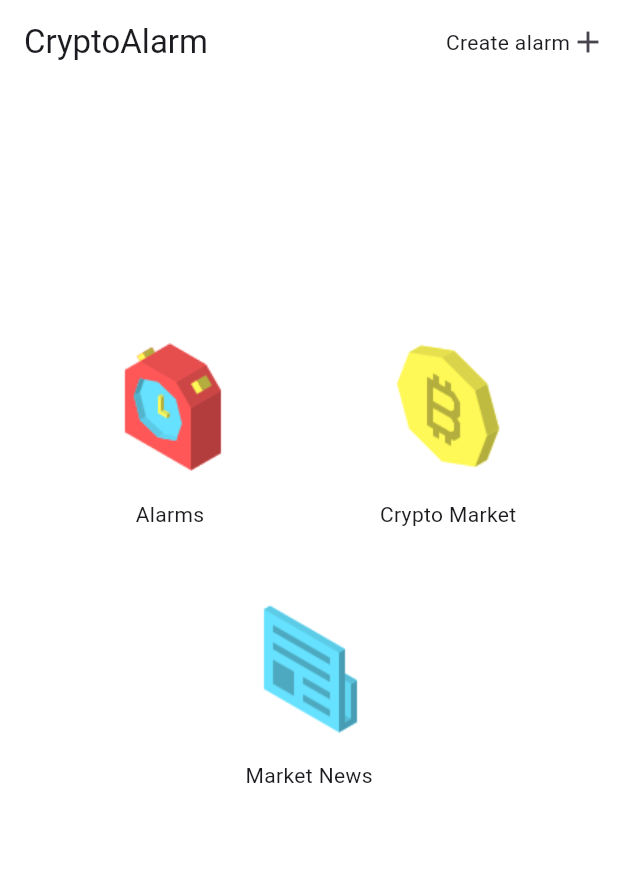
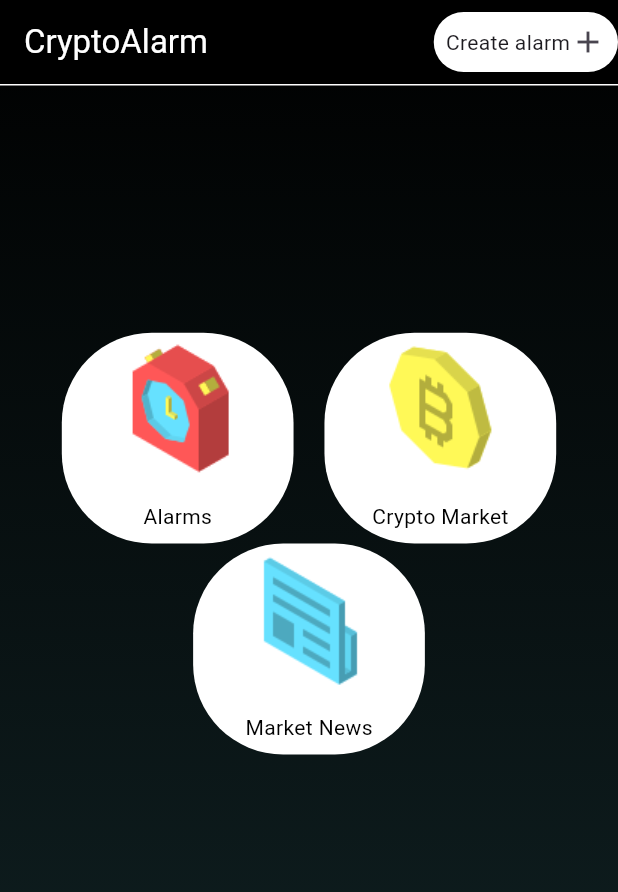
Before and after one commit to speedyjohnzalez/crypto-alarm, a Flutter app: the screen it shows after launch, after a tap on "Create alarm", on a phone screen of 412 x 824 dp. Shown: the top 892 px of the screen. Run offline on Flutter 3.47's test engine with Material 3 defaults, Android fonts, the light colour scheme and no system bars.

Commit message:
Home screen draft 2 and code organization

```diff
--- /dev/null
+++ b/lib/features/home/buttons/alarm-button.dart
@@ -0,0 +1,45 @@
+import 'package:flutter/material.dart';
+
+class Alarm_button extends StatelessWidget {
+  const Alarm_button({super.key});
+
+  @override
+  Widget build(BuildContext context) {
+    final screenSize = MediaQuery.of(context).size;
+    final screenWidth = screenSize.width;
+    final screenHeight = screenSize.height;
+    return Container(
+      decoration: BoxDecoration(
+          borderRadius: BorderRadius.circular(60), color: Colors.white),
+      width: screenWidth * .375,
+      child: Column(
+        mainAxisAlignment: MainAxisAlignment.center,
+        children: [
+          Padding(
+            padding: EdgeInsets.only(bottom: screenHeight * .015),
+            child: Container(
+              child: InkWell(
+                onTap: () {
+                  print('Crypto');
+                },
+                borderRadius: BorderRadius.circular(50),
+                child: Image.asset(
+                  'assets/alarm-icon.png',
+                ),
+              ),
+            ),
+          ),
+          Padding(
+            padding: EdgeInsets.only(bottom: screenHeight * .01),
+            child: Text(
+              'Alarms',
+              style: TextStyle(
+                color: Color.fromARGB(255, 0, 0, 0),
+              ),
+            ),
+          )
+        ],
+      ),
+    );
+  }
+}
--- /dev/null
+++ b/lib/features/home/buttons/cryptomarket-button.dart
@@ -0,0 +1,43 @@
+import 'package:flutter/material.dart';
+
+class Crypto_market_button extends StatelessWidget {
+  const Crypto_market_button({super.key});
+
+  @override
+  Widget build(BuildContext context) {
+    final screenSize = MediaQuery.of(context).size;
+    final screenWidth = screenSize.width;
+    final screenHeight = screenSize.height;
+    return Container(
+      decoration: BoxDecoration(
+          borderRadius: BorderRadius.circular(60), color: Colors.white),
+      width: screenWidth * .375,
+      child: Column(
+        mainAxisAlignment: MainAxisAlignment.center,
+        children: [
+          Padding(
+            padding: EdgeInsets.only(bottom: screenHeight * .015),
+            child: Container(
+              child: InkWell(
+                onTap: () {
+                  print('Crypto');
+                },
+                borderRadius: BorderRadius.circular(50),
+                child: Image.asset('assets/crypto-coin.png'),
+              ),
+            ),
+          ),
+          Padding(
+            padding: EdgeInsets.only(bottom: screenHeight * .01),
+            child: Text(
+              'Crypto Market',
+              style: TextStyle(
+                color: Color.fromARGB(255, 0, 0, 0),
+              ),
+            ),
+          )
+        ],
+      ),
+    );
+  }
+}
--- /dev/null
+++ b/lib/features/home/buttons/market-news-button.dart
@@ -0,0 +1,41 @@
+import 'package:flutter/material.dart';
+
+class Market_news_button extends StatelessWidget {
+  const Market_news_button({super.key});
+
+  @override
+  Widget build(BuildContext context) {
+    final screenSize = MediaQuery.of(context).size;
+    final screenWidth = screenSize.width;
+    final screenHeight = screenSize.height;
+    return Container(decoration: BoxDecoration(
+          borderRadius: BorderRadius.circular(60), color: Colors.white),
+      width: screenWidth * .375,
+      child: Column(
+          mainAxisAlignment: MainAxisAlignment.center,
+          children: [
+            InkWell(
+              onTap: () {
+                print('Crypto');
+              },
+              borderRadius: BorderRadius.circular(50),
+              child: Padding(
+                padding: EdgeInsets.only(bottom: screenHeight * 0.015),
+                child: Image.asset('assets/newspaper-icon.png'),
+              ),
+            ),
+            Padding(
+            padding: EdgeInsets.only(bottom: screenHeight * .01),
+            child: Text(
+              'Market News',
+              style: TextStyle(
+                color: Color.fromARGB(255, 0, 0, 0),
+              ),
+            ),
+          )
+          ],
+        ),
+
+    );
+  }
+}
--- /dev/null
+++ b/lib/features/home/home-layout.dart
@@ -0,0 +1,65 @@
+import 'package:flutter/material.dart';
+import 'package:crypto_alarm/features/home/buttons/alarm-button.dart';
+import 'package:crypto_alarm/features/home/buttons/cryptomarket-button.dart';
+import 'package:crypto_alarm/features/home/buttons/market-news-button.dart';
+import 'package:crypto_alarm/shared/custom-app-bar.dart';
+
+class Home_layout extends StatelessWidget {
+  const Home_layout({super.key});
+
+  @override
+  Widget build(BuildContext context) {
+    final screenSize = MediaQuery.of(context).size;
+    final screenWidth = screenSize.width;
+    final screenHeight = screenSize.height;
+    return Scaffold(
+      body: Container(
+        //Code for gradient
+        decoration: BoxDecoration(
+          gradient: LinearGradient(
+            begin: Alignment.topCenter,
+            end: Alignment.bottomCenter,
+            colors: [Colors.black, Color.fromARGB(255, 18, 37, 39)],
+          ),
+        ),
+        child: CustomScrollView(
+          slivers: [
+            Custom_app_bar(),
+            SliverPadding(
+              //App screen background structure
+              padding: EdgeInsets.only(
+                  left: screenWidth * .05,
+                  right: screenWidth * .05),
+                  // Body margins
+              sliver: SliverList(
+                delegate: SliverChildBuilderDelegate(
+                  childCount: 1,
+                  (BuildContext context, int index) {
+                    return Padding(
+                      padding: EdgeInsets.only(top: screenHeight * .2),
+                      child: Column(
+                        mainAxisAlignment: MainAxisAlignment.spaceBetween,
+                        //Column fitting all widgets on screen
+                        children: [
+                          Row(
+                            mainAxisAlignment: MainAxisAlignment.spaceEvenly,
+                            //First row widgets
+                            children: [
+                              Alarm_button(),
+                              Crypto_market_button(),
+                            ],
+                          ),
+                          Market_news_button()
+                        ],
+                      ),
+                    );
+                  },
+                ),
+              ),
+            ),
+          ],
+        ),
+      ),
+    );
+  }
+}
--- a/lib/main.dart
+++ b/lib/main.dart
@@ -1,3 +1,4 @@
+import 'package:crypto_alarm/features/home/home-layout.dart';
 import 'package:flutter/material.dart';
 
 void main() {
@@ -8,156 +9,13 @@ class MyApp extends StatelessWidget {
   @override
   Widget build(BuildContext context) {
     return MaterialApp(
-      home: FrontPage(), // Set FrontPage as the main screen
       theme: ThemeData(
         appBarTheme: AppBarTheme(
-          backgroundColor: Color(0xffffffff),
+          backgroundColor: const Color.fromARGB(255, 0, 0, 0),
           elevation: 0.0,
         ),
       ),
+      home: Home_layout(), // Set FrontPage as the main screen
     );
   }
 }
-
-class FrontPage extends StatelessWidget {
-  @override
-  Widget build(BuildContext context) {
-    final screenSize = MediaQuery.of(context).size;
-    final screenWidth = screenSize.width;
-    final screenHeight = screenSize.height;
-    return Scaffold(
-      backgroundColor: const Color(0xffffffff),
-      body: CustomScrollView(
-        slivers: [
-          SliverAppBar(
-            //App bar
-            pinned: true,
-            title: Text('CryptoAlarm'),
-            actions: [
-              InkWell(
-                onTap: () {
-                  print('Button Pressed');
-                },
-                borderRadius: BorderRadius.circular(50),
-                child: Padding(
-                  padding: EdgeInsets.all(8.0),
-                  child: Row(
-                    children: [
-                      Text('Create alarm'),
-                      Icon(Icons.add),
-                    ],
-                  ),
-                ),
-              ),
-            ],
-          ),
-          SliverPadding(
-            //App screen background structure
-            padding: EdgeInsets.only(
-                left: screenWidth * .05,
-                right: screenWidth * .05), // Body margins
-            sliver: SliverList(
-              delegate: SliverChildBuilderDelegate(
-                childCount: 1,
-                (BuildContext context, int index) {
-                  return Padding(
-                    padding: EdgeInsets.only(
-                        top: screenHeight * .2, bottom: screenHeight * .2),
-                    child: Column(
-                      //Column fitting all widgets on screen
-                      children: [
-                        Container(
-                          child: Row(
-                            //First row widgets
-                            children: [
-                              Container(
-                                //Alarms widget whole selection
-                                width: screenWidth * .45,
-                                child: Column(
-                                  mainAxisAlignment: MainAxisAlignment.center,
-                                  children: [
-                                    Padding(
-                                      padding: EdgeInsets.only(
-                                          bottom: screenHeight * .015),
-                                      child: Container(
-                                        child: InkWell(
-                                          onTap: () {
-                                            print('Crypto');
-                                          },
-                                          borderRadius:
-                                              BorderRadius.circular(50),
-                                          child: Image.asset(
-                                            'assets/alarm-icon.png',
-                                          ),
-                                        ),
-                                      ),
-                                    ),
-                                    Text('Alarms')
-                                  ],
-                                ),
-                              ),
-                              Container(
-                                //Crypto Market widget whole section
-                                width: screenWidth * .45,
-                                child: Column(
-                                  mainAxisAlignment: MainAxisAlignment.center,
-                                  children: [
-                                    Padding(
-                                      padding: EdgeInsets.only(
-                                          bottom: screenHeight * .015),
-                                      child: Container(
-                                        child: InkWell(
-                                          onTap: () {
-                                            print('Crypto');
-                                          },
-                                          borderRadius:
-                                              BorderRadius.circular(50),
-                                          child: Image.asset(
-                                              'assets/crypto-coin.png'),
-                                        ),
-                                      ),
-                                    ),
-                                    Text('Crypto Market')
-                                  ],
-                                ),
-                              ),
-                            ],
-                          ),
-                        ),
-                        Container(
-                          //News widget whole section
-                          width: screenWidth * .45,
-                          child: Padding(
-                            padding: EdgeInsets.only(top: screenHeight * .05),
-                            child: Column(
-                              mainAxisAlignment: MainAxisAlignment.center,
-                              children: [
-                                InkWell(
-                                  onTap: () {
-                                    print('Crypto');
-                                  },
-                                  borderRadius: BorderRadius.circular(50),
-                                  child: Padding(
-                                    padding: EdgeInsets.only(
-                                        bottom: screenHeight * 0.015),
-                                    child: Image.asset(
-                                        'assets/newspaper-icon.png'),
-                                  ),
-                                ),
-                                Text('Market News')
-                              ],
-                            ),
-                          ),
-                        ),
-                      ],
-                    ),
-                  );
-                },
-              ),
-            ),
-          ),
-        ],
-      ),
-    );
-  }
-}
--- /dev/null
+++ b/lib/shared/custom-app-bar.dart
@@ -0,0 +1,52 @@
+import 'package:flutter/material.dart';
+
+class Custom_app_bar extends StatelessWidget {
+  const Custom_app_bar({super.key});
+
+  @override
+  Widget build(BuildContext context) {
+    return Container( child:
+      SliverAppBar(
+              //App bar
+              pinned: true,
+              title: Text(
+                'CryptoAlarm',
+                style: TextStyle(
+                  color: Color(0xffffffff),
+                ),
+              ),
+              bottom: PreferredSize(
+                preferredSize: Size.fromHeight(1.0), // Height of the line
+                child: Container(
+                  color: const Color.fromARGB(255, 255, 255, 255), // Line color
+                  height: 1.0, // Thickness of the line
+                ),
+              ),
+              actions: [
+                InkWell(
+                  onTap: () {
+                    print('Button Pressed');
+                  },
+                  highlightColor: Color(0xff000000),
+                  borderRadius: BorderRadius.circular(50),
+                  child: Container(
+                    decoration: BoxDecoration(
+                      borderRadius: BorderRadius.circular(50),
+                      color: Color(0xffffffff),
+                    ),
+                    child: Padding(
+                      padding: EdgeInsets.all(8.0),
+                      child: Row(
+                        children: [
+                          Text('Create alarm'),
+                          Icon(Icons.add),
+                        ],
+                      ),
+                    ),
+                  ),
+                ),
+              ],
+            ),
+    );
+  }
+}
```
